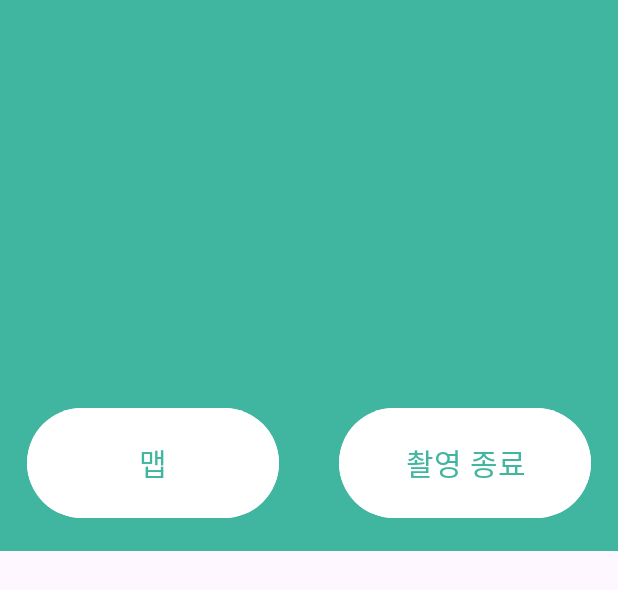
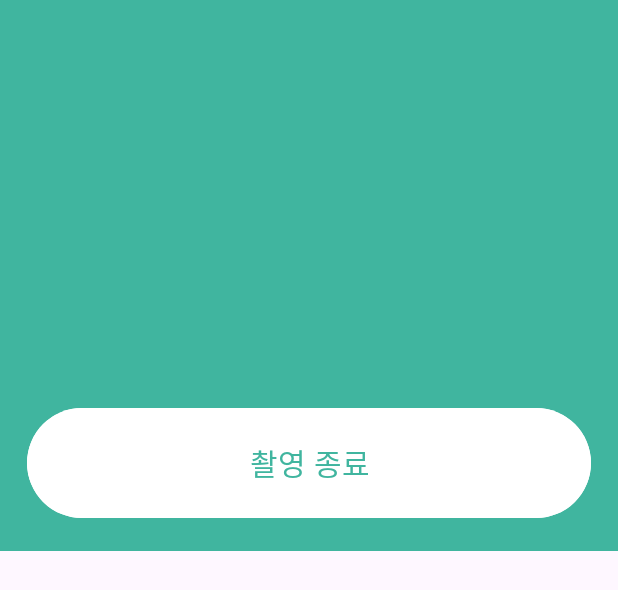
Before and after one commit to OS-Project-OPAYA/tansiri-frontend, an Android app: the layout tfe_od_layout_bottom_sheet.xml on its own in the app's theme, with its tools: preview values and no code run, on a phone screen of 412 x 824 dp. Shown: the top 590 px of the screen. Run offline under Robolectric (Android 15) with nearby library versions, the phone set to English and light mode, and no system bars.

Commit message:
Delete map button in Detect Object

```diff
--- a/app/src/main/java/com/capstone/tansiri/Activity/CameraActivity.java
+++ b/app/src/main/java/com/capstone/tansiri/Activity/CameraActivity.java
@@ -25,6 +25,7 @@ import android.view.View;
 import android.view.WindowManager;
 import android.widget.AdapterView;
 import android.widget.ArrayAdapter;
+import android.widget.Button;
 import android.widget.ImageView;
 import android.widget.ListView;
 import android.widget.TextView;
@@ -79,11 +80,14 @@ public abstract class CameraActivity extends AppCompatActivity
     private TextView detectclassTextView;
     private TextView detectedclassInfoTextView;
     protected ListView modelView;
-  /** Current indices of device and model. */
+    /**
+     * Current indices of device and model.
+     */
     int currentDevice = -1;
     int currentModel = -1;
     int currentNumThreads = -1;
 
+    private Button btnFinishMap;
     ArrayList<String> deviceStrings = new ArrayList<String>();
 
     @Override
@@ -94,7 +98,21 @@ public abstract class CameraActivity extends AppCompatActivity
         detectclassTextView = findViewById(R.id.detectclass);
         detectedclassInfoTextView = findViewById(R.id.detectedclass_info);//여기서 감지된 객체 클래스명을 보냄
 
+
         setContentView(R.layout.tfe_od_activity_camera);
+
+        // 버튼 참조 가져오기
+        btnFinishMap = findViewById(R.id.btn_camera_finish);
+
+        // 버튼 클릭 시 Activity 종료
+        btnFinishMap.setOnClickListener(new View.OnClickListener() {
+            @Override
+            public void onClick(View v) {
+                finish();
+            }
+        });
+
+
         if (hasPermission()) {
             setFragment();
         } else {
@@ -112,7 +130,7 @@ public abstract class CameraActivity extends AppCompatActivity
         deviceView.setChoiceMode(ListView.CHOICE_MODE_SINGLE);
         ArrayAdapter<String> deviceAdapter =
                 new ArrayAdapter<>(
-                    CameraActivity.this , R.layout.deviceview_row, R.id.deviceview_row_text, deviceStrings);
+                        CameraActivity.this, R.layout.deviceview_row, R.id.deviceview_row_text, deviceStrings);
         deviceView.setAdapter(deviceAdapter);
         deviceView.setItemChecked(defaultDeviceIndex, true);
         currentDevice = defaultDeviceIndex;
@@ -124,17 +142,14 @@ public abstract class CameraActivity extends AppCompatActivity
                     }
                 });
 
-//    bottomSheetLayout = findViewById(R.id.bottom_sheet_layout);
-//    gestureLayout = findViewById(R.id.gesture_layout);
-//    sheetBehavior = BottomSheetBehavior.from(bottomSheetLayout);
-//    bottomSheetArrowImageView = findViewById(R.id.bottom_sheet_arrow);
+
         modelView = findViewById((R.id.model_list));
 
         modelStrings = getModelStrings(getAssets(), ASSET_PATH);
         modelView.setChoiceMode(ListView.CHOICE_MODE_SINGLE);
         ArrayAdapter<String> modelAdapter =
                 new ArrayAdapter<>(
-                    CameraActivity.this , R.layout.listview_row, R.id.listview_row_text, modelStrings);
+                        CameraActivity.this, R.layout.listview_row, R.id.listview_row_text, modelStrings);
         modelView.setAdapter(modelAdapter);
         modelView.setItemChecked(defaultModelIndex, true);
         currentModel = defaultModelIndex;
@@ -146,55 +161,6 @@ public abstract class CameraActivity extends AppCompatActivity
                     }
                 });
 
-//    ViewTreeObserver vto = gestureLayout.getViewTreeObserver();
-//    vto.addOnGlobalLayoutListener(
-//        new ViewTreeObserver.OnGlobalLayoutListener() {
-//          @Override
-//          public void onGlobalLayout() {
-//            if (Build.VERSION.SDK_INT < Build.VERSION_CODES.JELLY_BEAN) {
-//              gestureLayout.getViewTreeObserver().removeGlobalOnLayoutListener(this);
-//            } else {
-//              gestureLayout.getViewTreeObserver().removeOnGlobalLayoutListener(this);
-//            }
-//            //                int width = bottomSheetLayout.getMeasuredWidth();
-//            int height = gestureLayout.getMeasuredHeight();
-//
-//            sheetBehavior.setPeekHeight(height);
-//          }
-//        });
-//    sheetBehavior.setHideable(false);
-//
-//    sheetBehavior.setBottomSheetCallback(
-//        new BottomSheetBehavior.BottomSheetCallback() {
-//          @Override
-//          public void onStateChanged(@NonNull View bottomSheet, int newState) {
-//            switch (newState) {
-//              case BottomSheetBehavior.STATE_HIDDEN:
-//                break;
-//              case BottomSheetBehavior.STATE_EXPANDED:
-//                {
-//                  bottomSheetArrowImageView.setImageResource(R.drawable.icn_chevron_down);
-//                }
-//                break;
-//              case BottomSheetBehavior.STATE_COLLAPSED:
-//                {
-//                  bottomSheetArrowImageView.setImageResource(R.drawable.icn_chevron_up);
-//                }
-//                break;
-//              case BottomSheetBehavior.STATE_DRAGGING:
-//                break;
-//              case BottomSheetBehavior.STATE_SETTLING:
-//                bottomSheetArrowImageView.setImageResource(R.drawable.icn_chevron_up);
-//                break;
-//            }
-//          }
-
-//          @Override
-//          public void onSlide(@NonNull View bottomSheet, float slideOffset) {}
-//        });
-
-//    frameValueTextView = findViewById(R.id.frame_info);
-//    cropValueTextView = findViewById(R.id.crop_info);
         inferenceTimeTextView = findViewById(R.id.inference_info);
 
         plusImageView.setOnClickListener(this);
@@ -202,8 +168,7 @@ public abstract class CameraActivity extends AppCompatActivity
     }
 
 
-
-  protected ArrayList<String> getModelStrings(AssetManager mgr, String path){
+    protected ArrayList<String> getModelStrings(AssetManager mgr, String path) {
         ArrayList<String> res = new ArrayList<String>();
         try {
             String[] files = mgr.list(path);
@@ -214,8 +179,7 @@ public abstract class CameraActivity extends AppCompatActivity
                 }
             }
 
-    }
-    catch (IOException e){
+        } catch (IOException e) {
             System.err.println("getModelStrings: " + e.getMessage());
         }
         return res;
@@ -234,7 +198,9 @@ public abstract class CameraActivity extends AppCompatActivity
         return yuvBytes[0];
     }
 
-  /** Callback for android.hardware.Camera API */
+    /**
+     * Callback for android.hardware.Camera API
+     */
     @Override
     public void onPreviewFrame(final byte[] bytes, final Camera camera) {
         if (isProcessingFrame) {
@@ -297,7 +263,9 @@ public abstract class CameraActivity extends AppCompatActivity
         }
     }
 
-  /** Callback for Camera2 API */
+    /**
+     * Callback for Camera2 API
+     */
     @Override
     public void onImageAvailable(final ImageReader reader) {
         // We need wait until we have some size from onPreviewSizeChosen
@@ -459,7 +427,7 @@ public abstract class CameraActivity extends AppCompatActivity
                                 Toast.LENGTH_LONG)
                         .show();
             }
-      requestPermissions(new String[] {PERMISSION_CAMERA}, PERMISSIONS_REQUEST);
+            requestPermissions(new String[]{PERMISSION_CAMERA}, PERMISSIONS_REQUEST);
         }
     }
 
@@ -493,9 +461,7 @@ public abstract class CameraActivity extends AppCompatActivity
                     continue;
                 }
 
-        // Fallback to camera1 API for internal cameras that don't have full support.
-        // This should help with legacy situations where using the camera2 API causes
-        // distorted or otherwise broken previews.
+
                 useCamera2API =
                         (facing == CameraCharacteristics.LENS_FACING_EXTERNAL)
                                 || isHardwareLevelSupported(
@@ -616,6 +582,7 @@ public abstract class CameraActivity extends AppCompatActivity
     }
 
     protected abstract void updateActiveModel();
+
     protected abstract String processImage();
 
     protected abstract void onPreviewSizeChosen(final Size size, final int rotation);
--- a/app/src/main/java/com/capstone/tansiri/ai/tflite/DetectorFactory.java
+++ b/app/src/main/java/com/capstone/tansiri/ai/tflite/DetectorFactory.java
@@ -25,15 +25,14 @@ public class DetectorFactory {
 //            anchors = new int[]{
 //                    10,13, 16,30, 33,23, 30,61, 62,45, 59,119, 116,90, 156,198, 373,326
 //            };
-        }
-        else if (modelFilename.equals("tansiri.tflite")) {
+        } else if (modelFilename.equals("tansiri.tflite")) {
             labelFilename = "file:///android_asset/customclasses.txt";
             isQuantized = false;
             inputSize = 640;
             output_width = new int[]{40, 20, 10};
             masks = new int[][]{{0, 1, 2}, {3, 4, 5}, {6, 7, 8}};
             anchors = new int[]{
-                    10,13, 16,30, 33,23, 30,61, 62,45, 59,119, 116,90, 156,198, 373,326
+                    10, 13, 16, 30, 33, 23, 30, 61, 62, 45, 59, 119, 116, 90, 156, 198, 373, 326
             };
         }
 //        else if (modelFilename.equals("yolov5s-int8.tflite")) {
--- a/app/src/main/res/layout/tfe_od_layout_bottom_sheet.xml
+++ b/app/src/main/res/layout/tfe_od_layout_bottom_sheet.xml
@@ -167,24 +167,11 @@
         android:padding="10dp"
         android:gravity="center">
 
-        <!-- 왼쪽 버튼 -->
-        <Button
-            android:id="@+id/my_button_left"
-            android:layout_width="0dp"
-            android:layout_height="81dp"
-            android:layout_marginEnd="40dp"
-            android:layout_weight="1"
-            android:backgroundTint="#FFFFFF"
-            android:fontFamily="@font/bold"
-            android:gravity="center"
-            android:padding="10dp"
-            android:text="맵"
-            android:textColor="#40b59f"
-            android:textSize="20sp" />
+
 
         <!-- 오른쪽 버튼 -->
         <Button
-            android:id="@+id/my_button_right"
+            android:id="@+id/btn_camera_finish"
             android:layout_width="0dp"
             android:layout_height="81dp"
             android:layout_weight="1"
```
Lines whose indentation alone changed are shown as unchanged.
